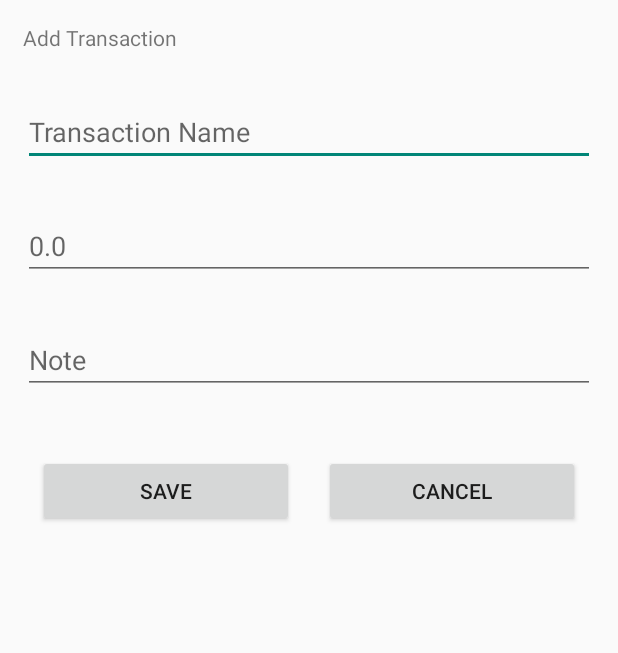
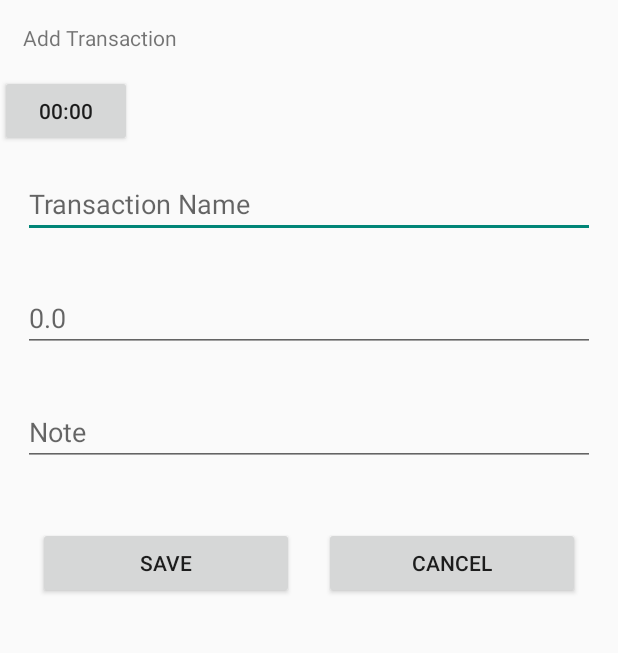
Before and after one commit to MichaelDuToit/SD6501_BudgieCoin_Project, an Android app: the AddTransactionActivity screen opened directly, with no data from a screen before it, on a phone screen of 412 x 824 dp, the part 84-737 px from its top. Run offline under Robolectric (Android 15) with nearby library versions, the phone set to English and light mode, and no system bars.

```diff
--- a/app/src/main/java/com/example/sd6501_budgiecoin_project/MainActivity.java
+++ b/app/src/main/java/com/example/sd6501_budgiecoin_project/MainActivity.java
@@ -14,7 +14,6 @@ import android.view.View;
 
 
 public class MainActivity extends AppCompatNavigationDrawerActivity {
-
     @Override
     protected void onCreate(Bundle savedInstanceState) {
         super.onCreate(savedInstanceState);
--- a/app/src/main/res/layout/activity_add_transaction.xml
+++ b/app/src/main/res/layout/activity_add_transaction.xml
@@ -13,11 +13,20 @@
 
         />
 
+    <Button
+        android:layout_width="wrap_content"
+        android:layout_height="wrap_content"
+        android:id="@+id/timePicker"
+        android:onClick="showTimePickerDialog"
+        android:layout_below="@+id/lblAddTransaction"
+        android:text="@string/timePickerSelection"
+        />
+
     <EditText
         android:id="@+id/inputTransactionName"
         android:layout_width="match_parent"
         android:layout_height="wrap_content"
-        android:layout_below="@+id/lblAddTransaction"
+        android:layout_below="@id/timePicker"
         android:hint="@string/transactionName"
         android:layout_margin="15dp"
         />
--- a/app/src/main/res/values/strings.xml
+++ b/app/src/main/res/values/strings.xml
@@ -7,6 +7,7 @@
     <string name="lbl_close">Close</string>
     <string name="title_activity_settings">SettingsActivity</string>
 
+    <string name="timePickerSelection">00:00</string>
     <!-- Menu Strings -->
     <string name="MainActivity">Home</string>
     <string name="ViewAccountBalances">View Account Balances</string>
```
Also changed, not shown: app/src/main/java/com/example/sd6501_budgiecoin_project/AddTransactionActivity.java (+14 -0 lines), app/src/main/java/com/example/sd6501_budgiecoin_project/Transaction.java (+8 -1 lines).
